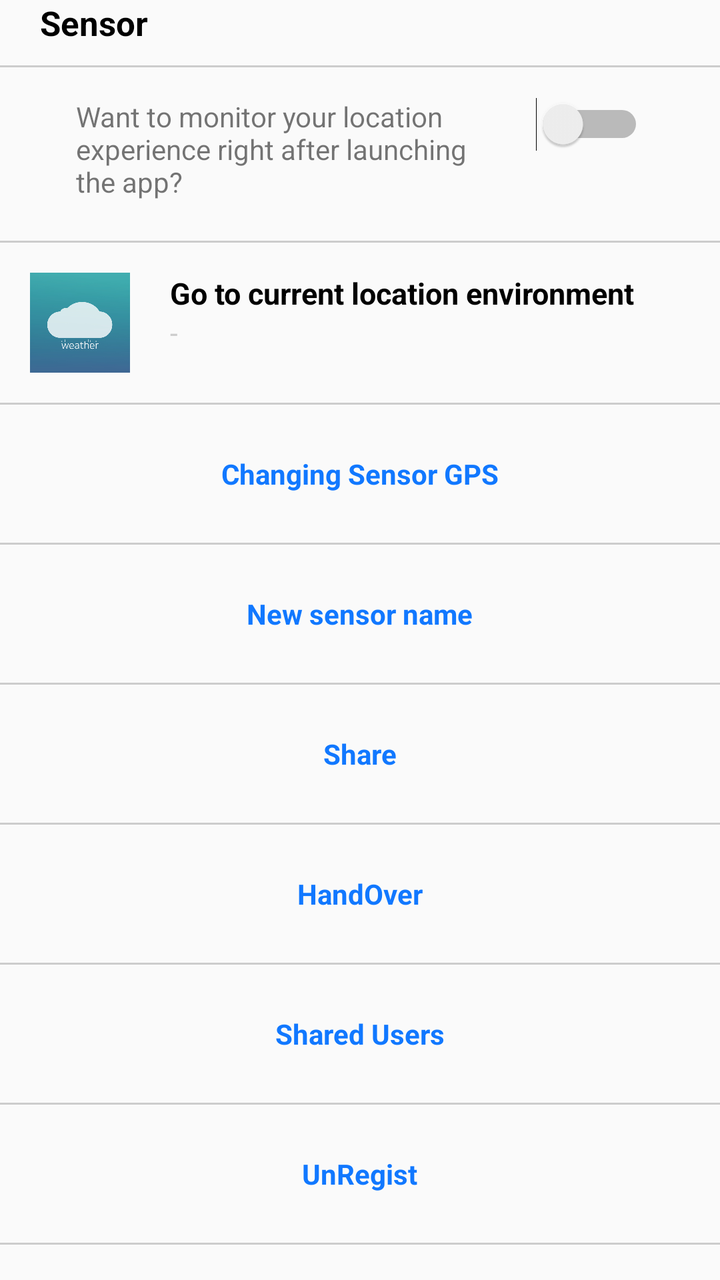
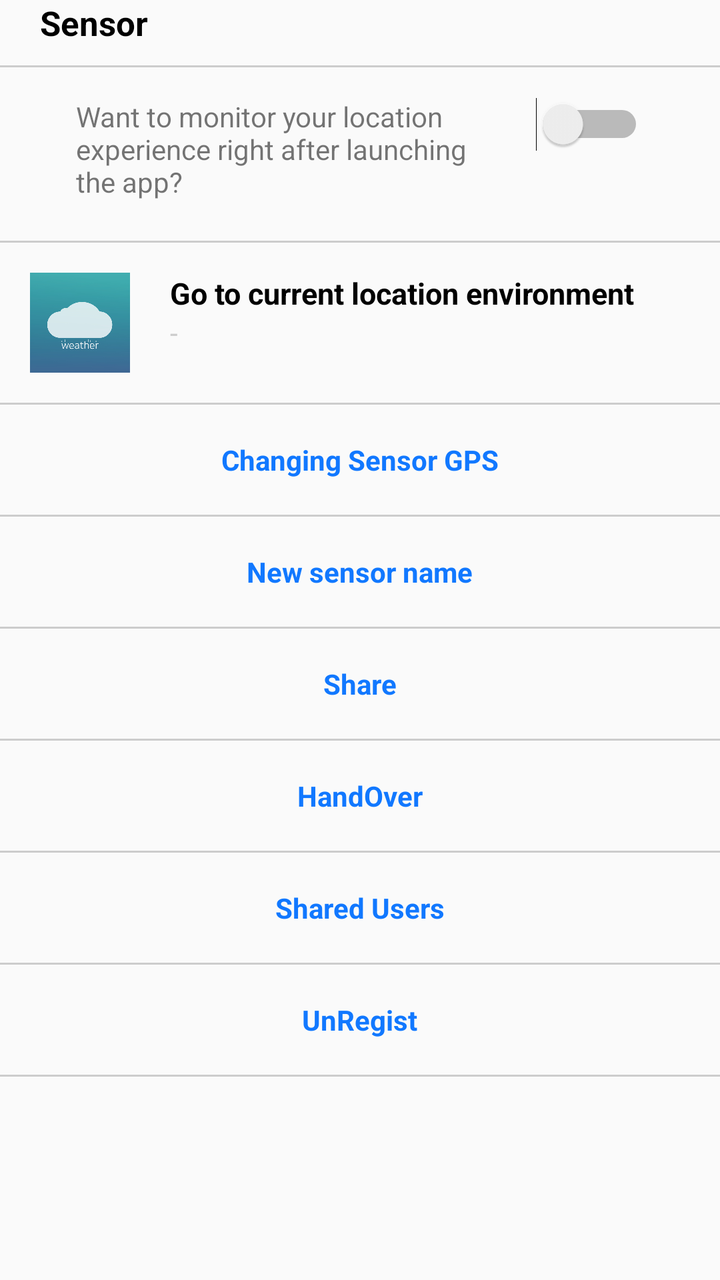

An Android layout rendered at two revisions. The XML below is the earlier revision; the diff shows what the commit changed to produce the second picture.
<!-- AndroidManifest.xml: application theme AppTheme -->
<!-- res/layout/layout_custom_view.xml -->
<?xml version="1.0" encoding="utf-8"?>
<RelativeLayout xmlns:android="http://schemas.android.com/apk/res/android"
    android:layout_width="match_parent"
    android:layout_height="wrap_content"
    android:orientation="vertical">


    <TextView
        android:layout_width="wrap_content"
        android:layout_height="wrap_content"
        android:text="@string/text_sensor"
        android:textSize="17dp"
        android:textStyle="bold"
        android:layout_marginLeft="20dp"
        android:textColor="#000000"
        android:id="@+id/tvTop"/>
    <TextView
        android:layout_width="match_parent"
        android:layout_height="1dp"
        android:background="#cccccc"
        android:id="@+id/tvLine"
        android:layout_marginTop="10dp"
        android:layout_below="@+id/tvTop"/>
    <RelativeLayout
        android:layout_width="wrap_content"
        android:layout_height="wrap_content"
        android:layout_centerHorizontal="true"
        android:layout_below="@+id/tvLine"
        android:id="@+id/rlMid"
        android:layout_marginTop="15dp">

        <TextView
            android:id="@+id/tvSwitch"
            android:layout_width="200dp"
            android:layout_height="wrap_content"
            android:layout_marginBottom="20dp"
            android:text="@string/text_after_launching_the_app" />

        <Switch
            android:id="@+id/checkBox"
            android:layout_width="wrap_content"
            android:layout_height="wrap_content"
            android:layout_toRightOf="@+id/tvSwitch"
            android:layout_marginLeft="30dp"/>
    </RelativeLayout>


    <TextView
        android:layout_width="match_parent"
        android:layout_height="1dp"
        android:background="#cccccc"
        android:id="@+id/tvLine2"
        android:layout_below="@+id/rlMid"/>
<RelativeLayout
    android:layout_width="match_parent"
    android:layout_height="wrap_content"
    android:id="@+id/rlBottom"
    android:layout_below="@+id/tvLine2">
    <RelativeLayout
        android:layout_width="wrap_content"
        android:layout_height="wrap_content"
        android:layout_margin="15dp"
        android:layout_centerInParent="true">

        <ImageView
            android:layout_width="50dp"
            android:layout_height="50dp"
            android:id="@+id/iv"
            android:src="@drawable/logo_weather" />

        <TextView
            android:layout_width="wrap_content"
            android:layout_height="wrap_content"
            android:id="@+id/tvBottomTitle"
            android:text="@string/text_go_to_current_location"
            android:textStyle="bold"
            android:textSize="15dp"
            android:layout_marginLeft="20dp"
            android:textColor="#000000"
            android:layout_toRightOf="@+id/iv"/>
        <TextView
            android:layout_width="wrap_content"
            android:layout_height="wrap_content"
            android:text="-"
            android:textColor="#cccccc"
            android:layout_below="@+id/tvBottomTitle"
            android:layout_toRightOf="@+id/iv"
            android:id="@+id/tvName"
            android:layout_marginLeft="20dp" />

        <ImageView
            android:layout_width="30dp"
            android:layout_height="30dp"
            android:layout_centerVertical="true"
            android:src="@drawable/play_btn"
            android:layout_toRightOf="@+id/tvBottomTitle"
            android:layout_marginLeft="30dp"/>

    </RelativeLayout>


</RelativeLayout>
    <TextView
        android:layout_width="match_parent"
        android:layout_height="1dp"
        android:background="#cccccc"
        android:id="@+id/tvLine3"
        android:layout_below="@+id/rlBottom"/>

    <RelativeLayout
        android:layout_width="match_parent"
        android:layout_height="wrap_content"
        android:layout_below="@+id/tvLine3"
        android:id="@+id/rlGPSSetting">

        <TextView
            android:layout_width="wrap_content"
            android:layout_height="wrap_content"
            android:text="@string/text_changing_sensor_gps"
            android:layout_centerInParent="true"
            android:layout_marginTop="25dp"
            android:layout_marginBottom="25dp"
            android:textStyle="bold"
            android:textColor="#1178ff"/>

    </RelativeLayout>
    <TextView
        android:layout_width="match_parent"
        android:layout_height="1dp"
        android:background="#cccccc"
        android:id="@+id/tvLine4"
        android:layout_below="@+id/rlGPSSetting"/>

    <RelativeLayout
        android:layout_width="match_parent"
        android:layout_height="wrap_content"
        android:layout_below="@+id/tvLine4"
        android:id="@+id/rlSetName">

        <TextView
            android:layout_width="wrap_content"
            android:layout_height="wrap_content"
            android:text="@string/text_set_sensor_name"
            android:layout_centerInParent="true"
            android:layout_marginTop="25dp"
            android:layout_marginBottom="25dp"
            android:textStyle="bold"
            android:textColor="#1178ff"/>

    </RelativeLayout>
    <TextView
        android:layout_width="match_parent"
        android:layout_height="1dp"
        android:background="#cccccc"
        android:id="@+id/tvLine5"
        android:layout_below="@+id/rlSetName"/>

    <RelativeLayout
        android:layout_width="match_parent"
        android:layout_height="wrap_content"
        android:layout_below="@+id/tvLine5"
        android:id="@+id/rlShare">

        <TextView
            android:layout_width="wrap_content"
            android:layout_height="wrap_content"
            android:text="@string/textShare"
            android:layout_centerInParent="true"
            android:layout_marginTop="25dp"
            android:layout_marginBottom="25dp"
            android:textStyle="bold"
            android:textColor="#1178ff"/>

    </RelativeLayout>
    <TextView
        android:layout_width="match_parent"
        android:layout_height="1dp"
        android:background="#cccccc"
        android:id="@+id/tvLine6"
        android:layout_below="@+id/rlShare"/>

    <RelativeLayout
        android:layout_width="match_parent"
        android:layout_height="wrap_content"
        android:layout_below="@+id/tvLine6"
        android:id="@+id/rlHandOver">

        <TextView
            android:layout_width="wrap_content"
            android:layout_height="wrap_content"
            android:text="@string/textHandOver"
            android:layout_centerInParent="true"
            android:layout_marginTop="25dp"
            android:layout_marginBottom="25dp"
            android:textStyle="bold"
            android:textColor="#1178ff"/>

    </RelativeLayout>
    <TextView
        android:layout_width="match_parent"
        android:layout_height="1dp"
        android:background="#cccccc"
        android:id="@+id/tvLine7"
        android:layout_below="@+id/rlHandOver"/>



    <RelativeLayout
        android:layout_width="match_parent"
        android:layout_height="wrap_content"
        android:layout_below="@+id/tvLine7"
        android:id="@+id/rlSharedUsers">

        <TextView
            android:layout_width="wrap_content"
            android:layout_height="wrap_content"
            android:text="@string/textSharedUsers"
            android:layout_centerInParent="true"
            android:layout_marginTop="25dp"
            android:layout_marginBottom="25dp"
            android:textStyle="bold"
            android:textColor="#1178ff"/>

    </RelativeLayout>
    <TextView
        android:layout_width="match_parent"
        android:layout_height="1dp"
        android:background="#cccccc"
        android:id="@+id/tvLine8"
        android:layout_below="@+id/rlSharedUsers"/>

    <RelativeLayout
        android:layout_width="match_parent"
        android:layout_height="wrap_content"
        android:layout_below="@+id/tvLine8"
        android:id="@+id/rlUnRegist">

        <TextView
            android:layout_width="wrap_content"
            android:layout_height="wrap_content"
            android:text="@string/textUnRegist"
            android:layout_centerInParent="true"
            android:layout_marginTop="25dp"
            android:layout_marginBottom="25dp"
            android:textStyle="bold"
            android:textColor="#1178ff"/>

    </RelativeLayout>
    <TextView
        android:layout_width="match_parent"
        android:layout_height="1dp"
        android:background="#cccccc"
        android:id="@+id/tvLine9"
        android:layout_below="@+id/rlUnRegist"/>

</RelativeLayout>
<!-- resources referenced by this layout -->
<resources>
  <!-- drawable logo_weather: jpg bitmap (drawable-v24, 61092 bytes) -->
  <!-- drawable play_btn: png bitmap (drawable-v24, 3160 bytes) -->
  <string name="textHandOver">HandOver</string>
  <string name="textShare">Share</string>
  <string name="textSharedUsers">Shared Users</string>
  <string name="textUnRegist">UnRegist</string>
  <string name="text_after_launching_the_app">Want to monitor your location experience right after launching the app?</string>
  <string name="text_changing_sensor_gps">Changing Sensor GPS</string>
  <string name="text_go_to_current_location">Go to current location environment</string>
  <string name="text_sensor">Sensor</string>
  <string name="text_set_sensor_name">New sensor name</string>
  <style name="AppTheme" parent="Theme.AppCompat.Light.DarkActionBar">
          
          <item name="colorPrimary">@color/blueSkiestop</item>
          <item name="colorPrimaryDark">@color/blueSkiestop</item>
          <item name="colorAccent">@color/black</item>
      </style>
  <color name="blueSkiestop">#56CBF2</color>
  <color name="black">#000</color>
</resources>

<!-- the commit's change to res/layout/layout_custom_view.xml (unified diff, before → after) -->
@@ -118,8 +118,8 @@
             android:layout_height="wrap_content"
             android:text="@string/text_changing_sensor_gps"
             android:layout_centerInParent="true"
-            android:layout_marginTop="25dp"
-            android:layout_marginBottom="25dp"
+            android:layout_marginTop="18dp"
+            android:layout_marginBottom="18dp"
             android:textStyle="bold"
             android:textColor="#1178ff"/>
 
@@ -142,8 +142,8 @@
             android:layout_height="wrap_content"
             android:text="@string/text_set_sensor_name"
             android:layout_centerInParent="true"
-            android:layout_marginTop="25dp"
-            android:layout_marginBottom="25dp"
+            android:layout_marginTop="18dp"
+            android:layout_marginBottom="18dp"
             android:textStyle="bold"
             android:textColor="#1178ff"/>
 
@@ -166,8 +166,8 @@
             android:layout_height="wrap_content"
             android:text="@string/textShare"
             android:layout_centerInParent="true"
-            android:layout_marginTop="25dp"
-            android:layout_marginBottom="25dp"
+            android:layout_marginTop="18dp"
+            android:layout_marginBottom="18dp"
             android:textStyle="bold"
             android:textColor="#1178ff"/>
 
@@ -190,8 +190,8 @@
             android:layout_height="wrap_content"
             android:text="@string/textHandOver"
             android:layout_centerInParent="true"
-            android:layout_marginTop="25dp"
-            android:layout_marginBottom="25dp"
+            android:layout_marginTop="18dp"
+            android:layout_marginBottom="18dp"
             android:textStyle="bold"
             android:textColor="#1178ff"/>
 
@@ -216,8 +216,8 @@
             android:layout_height="wrap_content"
             android:text="@string/textSharedUsers"
             android:layout_centerInParent="true"
-            android:layout_marginTop="25dp"
-            android:layout_marginBottom="25dp"
+            android:layout_marginTop="18dp"
+            android:layout_marginBottom="18dp"
             android:textStyle="bold"
             android:textColor="#1178ff"/>
 
@@ -240,8 +240,8 @@
             android:layout_height="wrap_content"
             android:text="@string/textUnRegist"
             android:layout_centerInParent="true"
-            android:layout_marginTop="25dp"
-            android:layout_marginBottom="25dp"
+            android:layout_marginTop="18dp"
+            android:layout_marginBottom="18dp"
             android:textStyle="bold"
             android:textColor="#1178ff"/>
 
